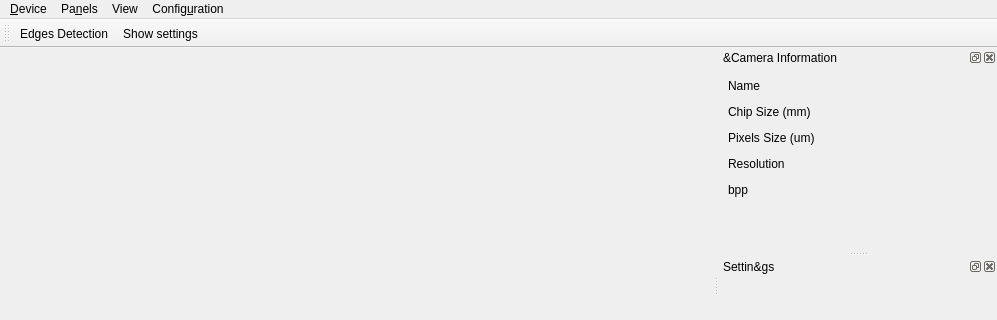
GuLinux/PlanetaryImager, file src/planetaryimager_mainwindow.ui: the form before one commit; both pictures show x 0 to 997 and y 0 to 320 of the 997 by 543 pixel window.
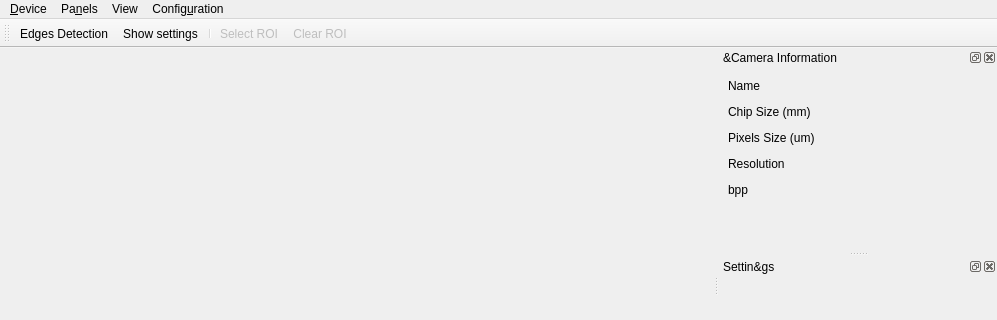
The form after the commit. Icons and pictures are not drawn. Custom widgets are drawn as their Qt base class.

Diff of the .ui file:
```diff
--- a/src/planetaryimager_mainwindow.ui
+++ b/src/planetaryimager_mainwindow.ui
@@ -301,6 +301,9 @@
    </attribute>
    <addaction name="actionEdges_Detection"/>
    <addaction name="actionShow_settings"/>
+   <addaction name="separator"/>
+   <addaction name="actionSelect_ROI"/>
+   <addaction name="actionClear_ROI"/>
   </widget>
   <widget class="QDockWidget" name="histogram">
    <property name="floating">
@@ -459,6 +462,22 @@
     <string>H&amp;istogram</string>
    </property>
   </action>
+  <action name="actionSelect_ROI">
+   <property name="enabled">
+    <bool>false</bool>
+   </property>
+   <property name="text">
+    <string>Select ROI</string>
+   </property>
+  </action>
+  <action name="actionClear_ROI">
+   <property name="enabled">
+    <bool>false</bool>
+   </property>
+   <property name="text">
+    <string>Clear ROI</string>
+   </property>
+  </action>
  </widget>
  <customwidgets>
   <customwidget>
```
